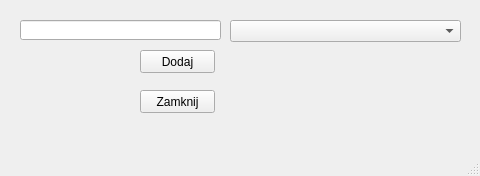
Qt form Urzadzenia/urzadzeniadodajmodel.ui (Astropl/OptiBase) before a commit.
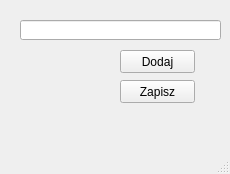
The same form after that commit.

The edit to the form file:
```diff
--- a/Urzadzenia/urzadzeniadodajmodel.ui
+++ b/Urzadzenia/urzadzeniadodajmodel.ui
@@ -6,8 +6,8 @@
    <rect>
     <x>0</x>
     <y>0</y>
-    <width>480</width>
-    <height>176</height>
+    <width>230</width>
+    <height>174</height>
    </rect>
   </property>
   <property name="windowTitle">
@@ -17,7 +17,7 @@
    <widget class="QPushButton" name="pushButton">
     <property name="geometry">
      <rect>
-      <x>140</x>
+      <x>120</x>
       <y>50</y>
       <width>75</width>
       <height>23</height>
@@ -30,14 +30,14 @@
    <widget class="QPushButton" name="pushButton_2">
     <property name="geometry">
      <rect>
-      <x>140</x>
-      <y>90</y>
+      <x>120</x>
+      <y>80</y>
       <width>75</width>
       <height>23</height>
      </rect>
     </property>
     <property name="text">
-     <string>Zamknij</string>
+     <string>Zapisz</string>
     </property>
    </widget>
    <widget class="QComboBox" name="comboBoxDodajModel">
```
Left out of the diff: 2 changed lines with no effect on the pictures.
